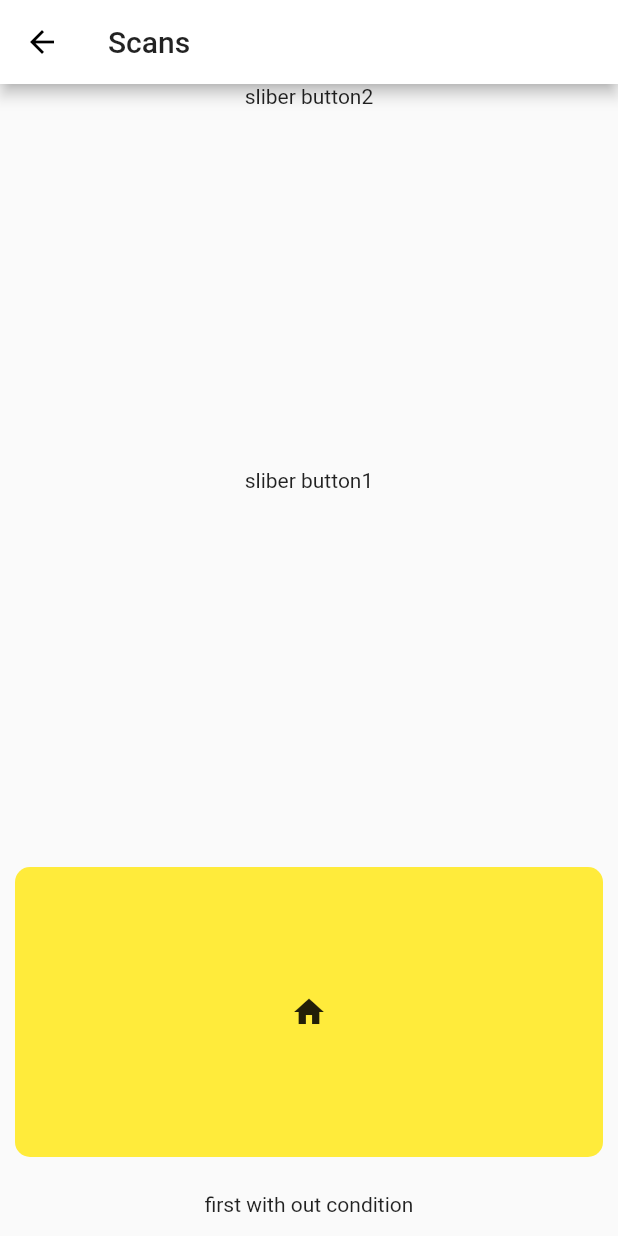
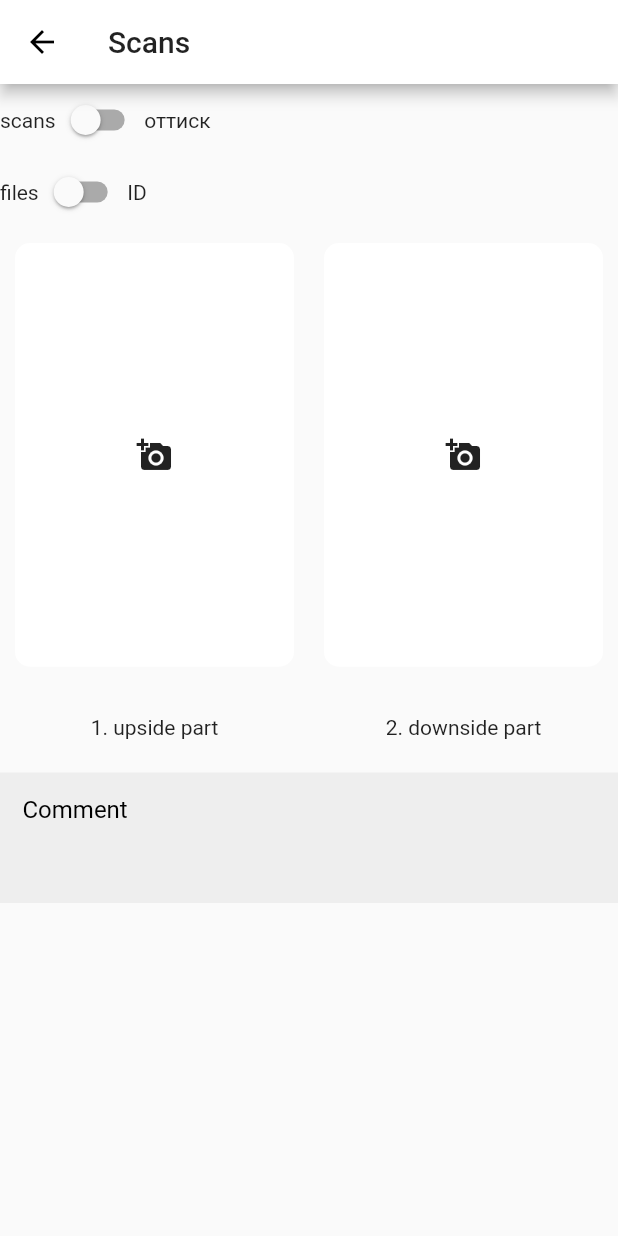
Before and after one commit to JayBhakhar/my_moblie_app, a Flutter app: the Scans screen opened directly, on a phone screen of 412 x 824 dp. Run offline on Flutter 3.47's test engine with Material 2 defaults, Android fonts, the phone set to English and light mode, and no system bars; our stand-ins replace cloud_firestore, firebase_core, image_picker, validators; accounts and stored records are empty.

Commit message:
Scans.dart basic

```diff
--- a/lib/Scans.dart
+++ b/lib/Scans.dart
@@ -1,4 +1,6 @@
+import 'dart:io';
 import 'package:flutter/material.dart';
+import 'package:image_picker/image_picker.dart';
 import 'package:star_smile/addPhotosContainer.dart';
 
 class Scans extends StatefulWidget {
@@ -9,7 +11,50 @@ class Scans extends StatefulWidget {
 enum Check { a, b, c }
 
 class _ScansState extends State<Scans> {
+  File _image1;
+  File _image2;
   bool button2 = true;
+  bool switchValue1 = false;
+  bool switchValue2 = false;
+
+  onSwitchValueChanged1(bool newVal) {
+    setState(() {
+      switchValue1 = newVal;
+    });
+  }
+
+  onSwitchValueChanged2(bool newVal) {
+    setState(() {
+      switchValue2 = newVal;
+    });
+  }
+
+  final picker = ImagePicker();
+
+  Future getImage1() async {
+    final pickedFile = await picker.getImage(source: ImageSource.gallery);
+
+    setState(() {
+      if (pickedFile != null) {
+        _image1 = File(pickedFile.path);
+      } else {
+        print('No image selected.');
+      }
+    });
+  }
+
+  Future getImage2() async {
+    final pickedFile = await picker.getImage(source: ImageSource.gallery);
+
+    setState(() {
+      if (pickedFile != null) {
+        _image2 = File(pickedFile.path);
+      } else {
+        print('No image selected.');
+      }
+    });
+  }
+
   @override
   Widget build(BuildContext context) {
     return Scaffold(
@@ -18,22 +63,118 @@ class _ScansState extends State<Scans> {
       ),
       body: Column(
         children: [
-          Expanded(child: Text('sliber button2')), //
-          Expanded(child: Text('sliber button1')),
+          Row(
+            children: [
+              Text('scans'),
+              Switch(
+                  activeColor: Colors.cyan,
+                  value: switchValue1,
+                  onChanged: (newVal) {
+                    onSwitchValueChanged1(newVal);
+                  }),
+              Text('оттиск'),
+            ],
+          ), //
+          Row(
+            children: [
+              Text('files'),
+              Switch(
+                  activeColor: Colors.cyan,
+                  value: switchValue2,
+                  onChanged: (newVal) {
+                    onSwitchValueChanged2(newVal);
+                  }),
+              Text('ID'),
+            ],
+          ),
           Expanded(
             child: Column(
-              children: [
-                Expanded(
-                  child: AddPhotosContainer(
-                    text: 'first with out condition',
-                    colour: Colors.yellow,
-                    onPress: () {},
-                    cardChild: button2 ? Icon(Icons.home) : Icon(Icons.add),
-                  ),
-                ),
+              children: <Widget>[
+                Builder(builder: (context) {
+                  if (switchValue2)
+                    return Column(
+                      children: [
+                        TextField(
+                          decoration: InputDecoration(
+                            contentPadding: EdgeInsets.all(15.0),
+                            border: InputBorder.none,
+                            filled: true,
+                            hintText: 'model scanner',
+                            hintStyle: TextStyle(
+                              color: Colors.black,
+                            ),
+                          ),
+                        ),
+                        SizedBox(
+                          height: 10.0,
+                        ),
+                        TextField(
+                          decoration: InputDecoration(
+                            contentPadding: EdgeInsets.all(15.0),
+                            border: InputBorder.none,
+                            filled: true,
+                            hintText: 'Scanner ID',
+                            hintStyle: TextStyle(
+                              color: Colors.black,
+                            ),
+                          ),
+                        )
+                      ],
+                    );
+                  else
+                    return SizedBox(
+                      height: 450,
+                      child: Column(
+                        children: [
+                          Expanded(
+                            child: Row(
+                              crossAxisAlignment: CrossAxisAlignment.stretch,
+                              children: [
+                                Expanded(
+                                  child: AddPhotosContainer(
+                                    onPress: getImage1,
+                                    cardChild: _image1 == null
+                                        ? Icon(Icons
+                                            .add_a_photo) //todo: change photo
+                                        : Image.file(_image1),
+                                    colour: Colors.white,
+                                    text: '1. upside part',
+                                  ),
+                                ),
+                                Expanded(
+                                  child: AddPhotosContainer(
+                                    onPress: getImage2,
+                                    cardChild: _image2 == null
+                                        ? Icon(Icons.add_a_photo)
+                                        : Image.file(_image2),
+                                    //todo: add close icon when user already selected a photo
+                                    colour: Colors.white,
+                                    text: '2. downside part',
+                                  ),
+                                ),
+                              ],
+                            ),
+                          ),
+                          TextField(
+                            decoration: InputDecoration(
+                              contentPadding: EdgeInsets.all(15.0),
+                              border: InputBorder.none,
+                              filled: true,
+                              fillColor: Colors.grey[200],
+                              hintText: 'Comment',
+                              hintStyle: TextStyle(
+                                color: Colors.black,
+                              ),
+                            ),
+                            maxLines: 3,
+                          ),
+                        ],
+                      ),
+                    );
+                }),
               ],
             ),
-          ), //
+          )
         ],
       ),
     );
--- a/lib/patient_details.dart
+++ b/lib/patient_details.dart
@@ -118,7 +118,6 @@ class _PatientDetailsState extends State<PatientDetails> {
                   flex: 2,
                   child: InputTextField(
                     text: 'Date of Birth',
-                    controller: surenameTextController,
                     onChanged: (value) {
                       dateOfBirth = value;
                     },
```
